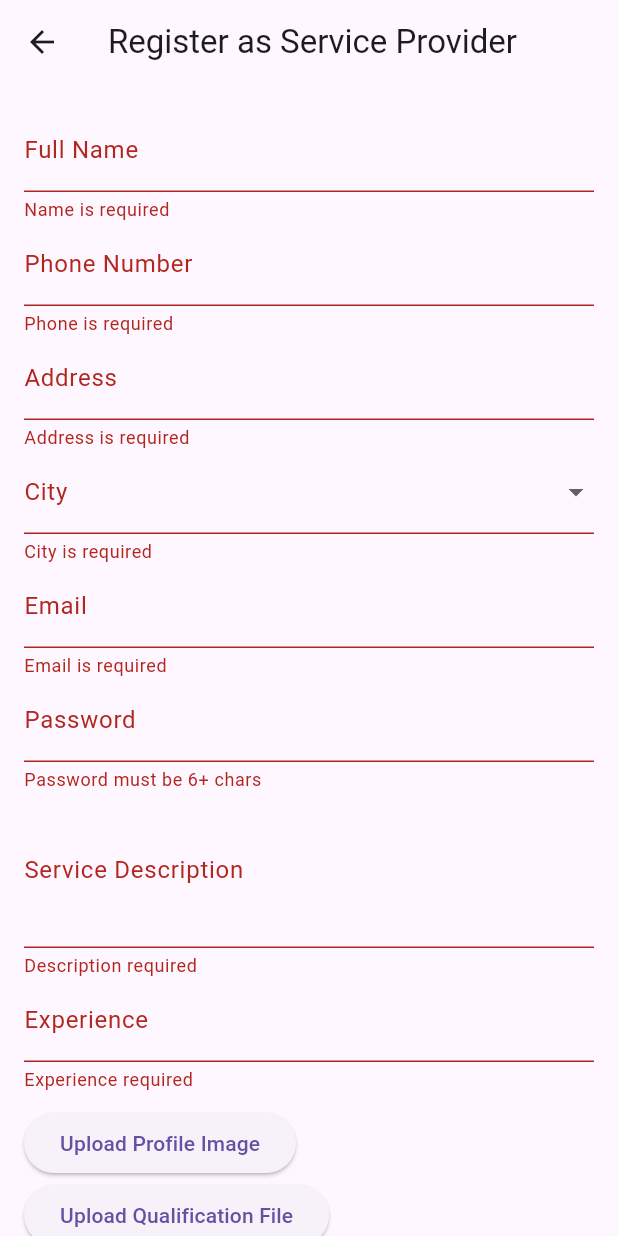
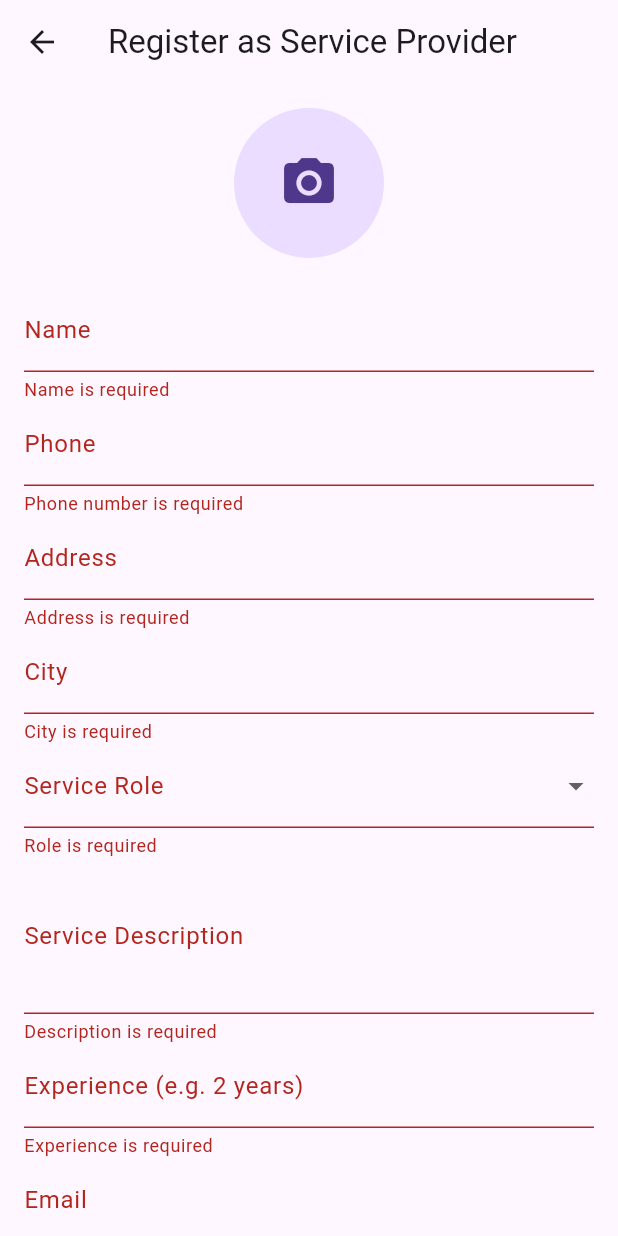
Before and after one commit to apsariudawatte/scooby_app_new, a Flutter app: the RegisterServiceProvider screen opened directly, after a tap on "Register", on a phone screen of 412 x 824 dp. Run offline on Flutter 3.47's test engine with Material 3 defaults, Android fonts, the phone set to English and light mode, and no system bars; our stand-ins replace cloud_firestore, firebase_auth, firebase_core, firebase_storage, google_sign_in, image_picker; accounts and stored records are empty.

```diff
--- a/lib/services/auth_services.dart
+++ b/lib/services/auth_services.dart
@@ -48,7 +48,7 @@ class AuthService {
       if (user != null) {
         String imageUrl = await _uploadImage(user.uid, profileImage);
 
-        await _firestore.collection('users').doc(user.uid).set({
+        await _firestore.collection('pet_owners').doc(user.uid).set({
           'uid': user.uid,
           'role': 'pet_owner',
           'name': name,
@@ -59,13 +59,14 @@ class AuthService {
           'imageUrl': imageUrl,
           'createdAt': FieldValue.serverTimestamp(),
         });
+        log('Saved pet owner data to Firestore for UID: ${user.uid}');
 
         return user;
       }
     } catch (e, stacktrace) {
   log('Register PetOwner Error: $e');
   log('Stacktrace: $stacktrace');
-  rethrow;  // <-- rethrow error so UI can catch it too
+  rethrow;
 }
     return null;
   }
@@ -119,6 +120,7 @@ class AuthService {
           'status': 'pending', // Admin approval pending
           'createdAt': FieldValue.serverTimestamp(),
         });
+        log('Saved pet service provider data to Firestore for UID: ${user.uid}');
 
         return user;
       }
@@ -142,3 +144,13 @@ class AuthService {
     return await ref.getDownloadURL();
   }
 }
+
+Future<String?> getUserRole(String uid) async {
+  final petOwnerDoc = await FirebaseFirestore.instance.collection('pet_owners').doc(uid).get();
+  if (petOwnerDoc.exists) return 'pet_owner';
+
+  final providerDoc = await FirebaseFirestore.instance.collection('service_providers').doc(uid).get();
+  if (providerDoc.exists) return 'service_provider';
+
+  return null;
+}
--- a/lib/views/register_service_provider.dart
+++ b/lib/views/register_service_provider.dart
@@ -1,11 +1,7 @@
 import 'dart:io';
-
 import 'package:flutter/material.dart';
 import 'package:image_picker/image_picker.dart';
-import 'package:firebase_auth/firebase_auth.dart';
-import 'package:firebase_storage/firebase_storage.dart';
-import 'package:cloud_firestore/cloud_firestore.dart';
-import 'package:scooby_app_new/views/login_screen.dart';
+import 'package:scooby_app_new/services/auth_services.dart';
 
 class RegisterServiceProvider extends StatefulWidget {
   const RegisterServiceProvider({super.key});
@@ -16,163 +12,167 @@ class RegisterServiceProvider extends StatefulWidget {
 
 class _RegisterServiceProviderState extends State<RegisterServiceProvider> {
   final _formKey = GlobalKey<FormState>();
-
   final _nameController = TextEditingController();
   final _phoneController = TextEditingController();
   final _addressController = TextEditingController();
+  final _cityController = TextEditingController();
   final _emailController = TextEditingController();
   final _passwordController = TextEditingController();
+  final _experienceController = TextEditingController();
  final _descriptionController = TextEditingController();
-  final _experienceController = TextEditingController();
 
-  File? _selectedImage;
-  File? _selectedQualification;
-  String? _selectedCity;
+  File? _profileImage;
 
-  final List<String> _cities = ['Colombo', 'Kandy', 'Galle', 'Jaffna'];
+  final List<String> _roles = ['Groomer', 'Trainer', 'Vet'];
+  String? _selectedRole;
 
-  Future<void> _pickProfileImage() async {
-    final picked = await ImagePicker().pickImage(source: ImageSource.gallery);
-    if (picked != null) {
-      setState(() => _selectedImage = File(picked.path));
-    }
-  }
-
-  Future<void> _pickQualificationFile() async {
-    final picked = await ImagePicker().pickImage(source: ImageSource.gallery);
-    if (picked != null) {
-      setState(() => _selectedQualification = File(picked.path));
+  Future<void> _pickImage() async {
+    final pickedFile = await ImagePicker().pickImage(source: ImageSource.gallery);
+    if (pickedFile != null) {
+      setState(() {
+        _profileImage = File(pickedFile.path);
+      });
     }
   }
 
   Future<void> _register() async {
     if (_formKey.currentState!.validate()) {
-      if (_selectedImage == null || _selectedQualification == null || _selectedCity == null) {
+      if (_profileImage == null) {
         ScaffoldMessenger.of(context).showSnackBar(
-          const SnackBar(content: Text('Please complete all fields including image, qualification and city.')),
+          const SnackBar(content: Text('Please select a profile image')),
         );
         return;
       }
 
-      try {
-        final auth = FirebaseAuth.instance;
-        final userCredential = await auth.createUserWithEmailAndPassword(
-          email: _emailController.text.trim(),
-          password: _passwordController.text.trim(),
+      if (_selectedRole == null) {
+        ScaffoldMessenger.of(context).showSnackBar(
+          const SnackBar(content: Text('Please select a role')),
+        );
+        return;
+      }
+
+      final user = await AuthService().registerServiceProvider(
+        name: _nameController.text,
+        phone: _phoneController.text,
+        address: _addressController.text,
+        city: _cityController.text,
+        email: _emailController.text,
+        password: _passwordController.text,
+        profileImage: _profileImage!,
+        role: _selectedRole!,
+        experience: _experienceController.text.trim(),
+        description: _descriptionController.text.trim(),
       );
 
-        final uid = userCredential.user!.uid;
-
-        final profileRef = FirebaseStorage.instance.ref('profiles/$uid.jpg');
-        await profileRef.putFile(_selectedImage!);
-        final profileUrl = await profileRef.getDownloadURL();
-
-        final qualificationRef = FirebaseStorage.instance.ref('qualifications/$uid.jpg');
-        await qualificationRef.putFile(_selectedQualification!);
-        final qualificationUrl = await qualificationRef.getDownloadURL();
-
-        await FirebaseFirestore.instance.collection('users').doc(uid).set({
-          'role': 'service_provider',
-          'name': _nameController.text.trim(),
-          'phone': _phoneController.text.trim(),
-          'address': _addressController.text.trim(),
-          'email': _emailController.text.trim(),
-          'city': _selectedCity,
-          'description': _descriptionController.text.trim(),
-          'experience': _experienceController.text.trim(),
-          'profileImage': profileUrl,
-          'qualificationFile': qualificationUrl,
-        });
-
+      if (user != null) {
         if (!mounted) return;
-        Navigator.pushReplacement(context, MaterialPageRoute(builder: (_) => const LoginScreen()));
-      } catch (e) {
         ScaffoldMessenger.of(context).showSnackBar(
-          SnackBar(content: Text('Registration failed: $e')),
+          const SnackBar(content: Text('Registered successfully. Please log in.')),
+        );
+        Navigator.pushReplacementNamed(context, '/login');
+      } else {
+        if (!mounted) return;
+        ScaffoldMessenger.of(context).showSnackBar(
+          const SnackBar(content: Text('Registration failed')),
         );
       }
     }
   }
 
   @override
+  void dispose() {
+    _nameController.dispose();
+  _phoneController.dispose();
+  _addressController.dispose();
+  _cityController.dispose();
+  _emailController.dispose();
+  _passwordController.dispose();
+  _descriptionController.dispose();
+  _experienceController.dispose();
+  super.dispose();
+  }
+
+  @override
   Widget build(BuildContext context) {
     return Scaffold(
-      appBar: AppBar(title: const Text("Register as Service Provider")),
-      body: SingleChildScrollView(
+      appBar: AppBar(title: const Text('Register as Service Provider')),
+      body: Padding(
         padding: const EdgeInsets.all(16.0),
+        child: SingleChildScrollView(
           child: Form(
             key: _formKey,
             child: Column(
-            crossAxisAlignment: CrossAxisAlignment.start,
               children: [
+                GestureDetector(
+                  onTap: _pickImage,
+                  child: CircleAvatar(
+                    radius: 50,
+                    backgroundImage: _profileImage != null ? FileImage(_profileImage!) : null,
+                    child: _profileImage == null ? const Icon(Icons.camera_alt, size: 40) : null,
+                  ),
+                ),
+                const SizedBox(height: 20),
                 TextFormField(
                   controller: _nameController,
-                decoration: const InputDecoration(labelText: 'Full Name'),
+                  decoration: const InputDecoration(labelText: 'Name'),
                   validator: (value) => value!.isEmpty ? 'Name is required' : null,
                 ),
                 TextFormField(
                   controller: _phoneController,
-                decoration: const InputDecoration(labelText: 'Phone Number'),
-                validator: (value) => value!.isEmpty ? 'Phone is required' : null,
+                  decoration: const InputDecoration(labelText: 'Phone'),
+                  keyboardType: TextInputType.phone,
+                  validator: (value) => value!.isEmpty ? 'Phone number is required' : null,
                 ),
                 TextFormField(
                   controller: _addressController,
                   decoration: const InputDecoration(labelText: 'Address'),
                   validator: (value) => value!.isEmpty ? 'Address is required' : null,
                 ),
+                TextFormField(
+                  controller: _cityController,
+                  decoration: const InputDecoration(labelText: 'City'),
+                  validator: (value) => value!.isEmpty ? 'City is required' : null,
+                ),
                 DropdownButtonFormField<String>(
-                value: _selectedCity,
-                decoration: const InputDecoration(labelText: 'City'),
-                items: _cities.map((city) {
-                  return DropdownMenuItem(value: city, child: Text(city));
+                  value: _selectedRole,
+                  decoration: const InputDecoration(labelText: 'Service Role'),
+                  items: _roles.map((role) {
+                    return DropdownMenuItem(value: role, child: Text(role));
                   }).toList(),
-                onChanged: (value) => setState(() => _selectedCity = value),
-                validator: (value) => value == null ? 'City is required' : null,
-              ),
-              TextFormField(
-                controller: _emailController,
-                decoration: const InputDecoration(labelText: 'Email'),
-                validator: (value) => value!.isEmpty ? 'Email is required' : null,
-              ),
-              TextFormField(
-                controller: _passwordController,
-                obscureText: true,
-                decoration: const InputDecoration(labelText: 'Password'),
-                validator: (value) => value!.length < 6 ? 'Password must be 6+ chars' : null,
+                  onChanged: (value) => setState(() => _selectedRole = value),
+                  validator: (value) => value == null ? 'Role is required' : null,
                 ),
                 TextFormField(
                   controller: _descriptionController,
                   decoration: const InputDecoration(labelText: 'Service Description'),
                   maxLines: 3,
-                validator: (value) => value!.isEmpty ? 'Description required' : null,
+                  validator: (value) => value!.isEmpty ? 'Description is required' : null,
                 ),
                 TextFormField(
                   controller: _experienceController,
-                decoration: const InputDecoration(labelText: 'Experience'),
-                validator: (value) => value!.isEmpty ? 'Experience required' : null,
+                  decoration: const InputDecoration(labelText: 'Experience (e.g. 2 years)'),
+                  validator: (value) => value!.isEmpty ? 'Experience is required' : null,
                 ),
-              const SizedBox(height: 10),
-              ElevatedButton(
-                onPressed: _pickProfileImage,
-                child: const Text('Upload Profile Image'),
+
+                TextFormField(
+                  controller: _emailController,
+                  decoration: const InputDecoration(labelText: 'Email'),
+                  keyboardType: TextInputType.emailAddress,
+                  validator: (value) => value!.isEmpty ? 'Email is required' : null,
                 ),
-              if (_selectedImage != null)
-                Padding(
-                  padding: const EdgeInsets.only(top: 8),
-                  child: Image.file(_selectedImage!, height: 100),
-                ),
-              ElevatedButton(
-                onPressed: _pickQualificationFile,
-                child: const Text('Upload Qualification File'),
+                TextFormField(
+                  controller: _passwordController,
+                  decoration: const InputDecoration(labelText: 'Password'),
+                  obscureText: true,
+                  validator: (value) => value!.length < 6 ? 'Password must be at least 6 characters' : null,
                 ),
                 const SizedBox(height: 20),
-              Center(
-                child: ElevatedButton(
+                ElevatedButton(
                   onPressed: _register,
-                  child: const Text("Register"),
+                  child: const Text('Register'),
                 ),
-              )
               ],
+            ),
           ),
         ),
       ),
```
Also changed, not shown: lib/main.dart (+3 -4 lines), lib/views/register_pet_owner.dart (+11 -11 lines). Lines whose indentation alone changed are shown as unchanged.
